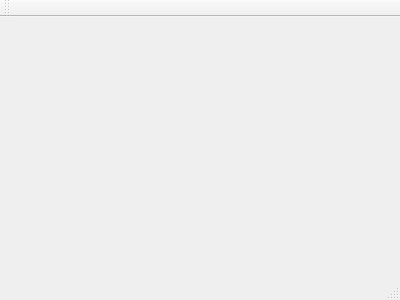
CpS209TeamOmega/TandemTechies, file gamewindow.ui: the form before one commit.
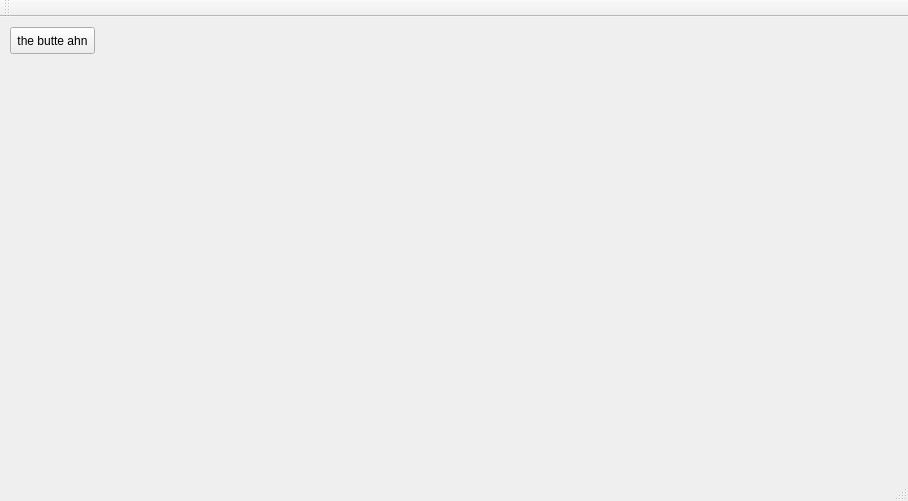
The form after the commit.

Commit message: Actual lore update in README, and a button!

Patch:
```diff
--- a/gamewindow.ui
+++ b/gamewindow.ui
@@ -1,24 +1,53 @@
 <ui version="4.0">
  <class>GameWindow</class>
- <widget class="QMainWindow" name="GameWindow" >
-  <property name="geometry" >
+ <widget class="QMainWindow" name="GameWindow">
+  <property name="geometry">
    <rect>
     <x>0</x>
     <y>0</y>
-    <width>400</width>
-    <height>300</height>
+    <width>908</width>
+    <height>501</height>
    </rect>
   </property>
   <property name="windowTitle" >
    <string>GameWindow</string>
   </property>
-  <widget class="QMenuBar" name="menuBar" />
-  <widget class="QToolBar" name="mainToolBar" />
-  <widget class="QWidget" name="centralWidget" />
-  <widget class="QStatusBar" name="statusBar" />
+  <widget class="QWidget" name="centralWidget">
+   <widget class="QPushButton" name="pushButton">
+    <property name="geometry">
+     <rect>
+      <x>10</x>
+      <y>10</y>
+      <width>85</width>
+      <height>27</height>
+     </rect>
+    </property>
+    <property name="text">
+     <string>the butte ahn</string>
+    </property>
+   </widget>
+  </widget>
+  <widget class="QMenuBar" name="menuBar">
+   <property name="geometry">
+    <rect>
+     <x>0</x>
+     <y>0</y>
+     <width>908</width>
+     <height>27</height>
+    </rect>
+   </property>
+  </widget>
+  <widget class="QToolBar" name="mainToolBar">
+   <attribute name="toolBarArea">
+    <enum>TopToolBarArea</enum>
+   </attribute>
+   <attribute name="toolBarBreak">
+    <bool>false</bool>
+   </attribute>
+  </widget>
+  <widget class="QStatusBar" name="statusBar"/>
  </widget>
- <layoutDefault spacing="6" margin="11" />
- <pixmapfunction></pixmapfunction>
+ <layoutdefault spacing="6" margin="11"/>
  <resources/>
  <connections/>
 </ui>
```
Left out of the diff: 3 changed lines with no effect on the pictures. The commit also changes 2 other files.
